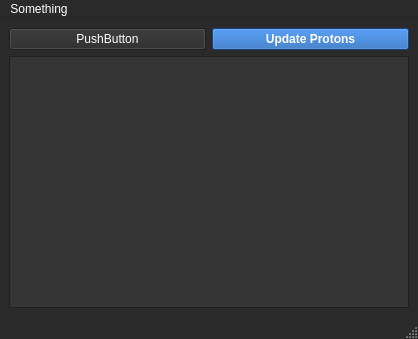
cluoma/protonply, file src/mainwindow.ui: the form before one commit.
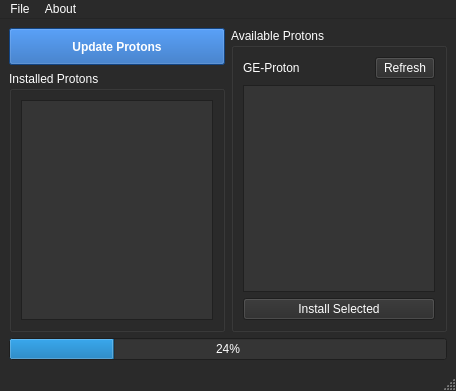
The form after the commit.

Patch:
```diff
--- a/src/mainwindow.ui
+++ b/src/mainwindow.ui
@@ -6,8 +6,8 @@
    <rect>
     <x>0</x>
     <y>0</y>
-    <width>418</width>
-    <height>339</height>
+    <width>456</width>
+    <height>391</height>
    </rect>
   </property>
   <property name="palette">
@@ -456,19 +456,54 @@
    <string>MainWindow</string>
   </property>
   <widget class="QWidget" name="centralwidget">
-   <layout class="QGridLayout" name="gridLayout" columnstretch="0,0,0">
-    <item row="1" column="0" colspan="2">
-     <widget class="QListWidget" name="listWidget"/>
+   <layout class="QGridLayout" name="gridLayout" columnstretch="1,1,0">
+    <item row="0" column="1" rowspan="2">
+     <widget class="QGroupBox" name="userSettingsBox">
+      <property name="title">
+       <string>Available Protons</string>
+      </property>
+      <layout class="QGridLayout" name="gridLayout_2">
+       <item row="0" column="0">
+        <widget class="QLabel" name="label">
+         <property name="text">
+          <string>GE-Proton</string>
+         </property>
+        </widget>
+       </item>
+       <item row="5" column="0" colspan="2">
+        <widget class="QTableView" name="tableView"/>
+       </item>
+       <item row="0" column="1">
+        <widget class="QPushButton" name="pushButton_2">
+         <property name="maximumSize">
+          <size>
+           <width>60</width>
+           <height>16777215</height>
+          </size>
+         </property>
+         <property name="text">
+          <string>Refresh</string>
+         </property>
+        </widget>
+       </item>
+       <item row="6" column="0" colspan="2">
+        <widget class="QPushButton" name="pushButton">
+         <property name="text">
+          <string>Install Selected</string>
+         </property>
+        </widget>
+       </item>
+      </layout>
+     </widget>
     </item>
     <item row="0" column="0">
-     <widget class="QPushButton" name="pushButton">
-      <property name="text">
-       <string>PushButton</string>
+     <widget class="QPushButton" name="updateButton">
+      <property name="minimumSize">
+       <size>
+        <width>0</width>
+        <height>37</height>
+       </size>
       </property>
-     </widget>
-    </item>
-    <item row="0" column="1">
-     <widget class="QPushButton" name="pushButton_2">
       <property name="font">
        <font>
         <weight>75</weight>
@@ -491,6 +526,25 @@
       </property>
      </widget>
     </item>
+    <item row="1" column="0">
+     <widget class="QGroupBox" name="installedProtonsBox">
+      <property name="title">
+       <string>Installed Protons</string>
+      </property>
+      <layout class="QVBoxLayout" name="verticalLayout">
+       <item>
+        <widget class="QListWidget" name="protonsList"/>
+       </item>
+      </layout>
+     </widget>
+    </item>
+    <item row="2" column="0" colspan="2">
+     <widget class="QProgressBar" name="progressBar">
+      <property name="value">
+       <number>24</number>
+      </property>
+     </widget>
+    </item>
    </layout>
   </widget>
   <widget class="QMenuBar" name="menubar">
@@ -498,16 +552,22 @@
     <rect>
      <x>0</x>
      <y>0</y>
-     <width>418</width>
+     <width>456</width>
      <height>21</height>
     </rect>
    </property>
    <widget class="QMenu" name="menuSomething">
     <property name="title">
-     <string>Something</string>
+     <string>File</string>
+    </property>
+   </widget>
+   <widget class="QMenu" name="menuAbout">
+    <property name="title">
+     <string>About</string>
     </property>
    </widget>
    <addaction name="menuSomething"/>
+   <addaction name="menuAbout"/>
   </widget>
   <widget class="QStatusBar" name="statusbar"/>
  </widget>
```
Left out of the diff: 6 changed lines with no effect on the pictures.
